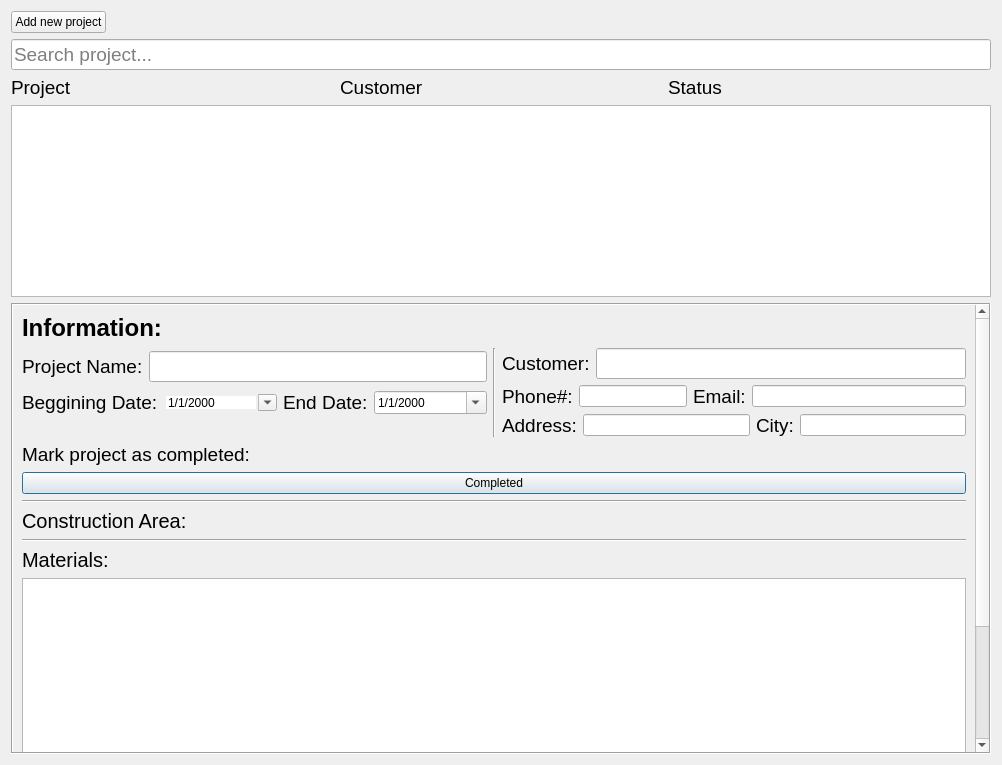
This is app/ui/projectWIdget.ui in viana-vitor/Handie as Qt 5 draws it before an edit. The edited form follows.
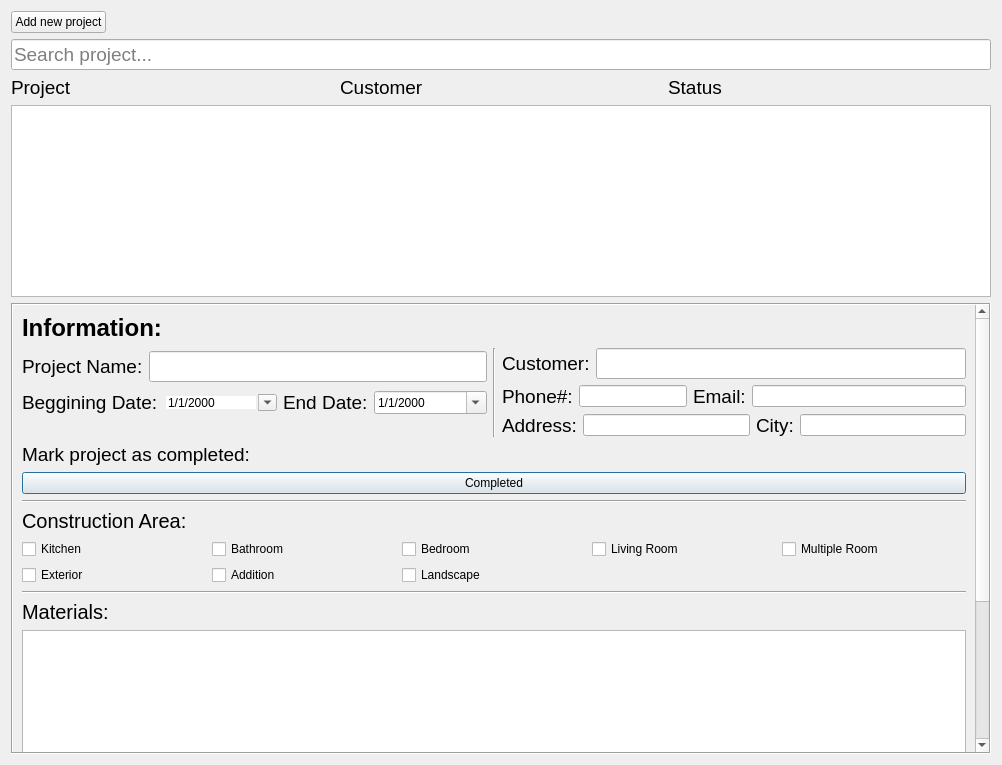
This is the edited form.

Diff of the .ui file:
```diff
--- a/app/ui/projectWIdget.ui
+++ b/app/ui/projectWIdget.ui
@@ -177,9 +177,9 @@
       <property name="geometry">
        <rect>
         <x>0</x>
-        <y>0</y>
+        <y>-123</y>
         <width>959</width>
-        <height>661</height>
+        <height>712</height>
        </rect>
       </property>
       <layout class="QVBoxLayout" name="verticalLayout_2">
@@ -613,6 +613,66 @@
          </property>
         </widget>
        </item>
+       <item>
+        <layout class="QGridLayout" name="gridLayout">
+         <item row="0" column="3">
+          <widget class="QCheckBox" name="livingroomCheck">
+           <property name="text">
+            <string>Living Room</string>
+           </property>
+          </widget>
+         </item>
+         <item row="1" column="1">
+          <widget class="QCheckBox" name="additionCheck">
+           <property name="text">
+            <string>Addition</string>
+           </property>
+          </widget>
+         </item>
+         <item row="0" column="1">
+          <widget class="QCheckBox" name="bathroomCheck">
+           <property name="text">
+            <string>Bathroom</string>
+           </property>
+          </widget>
+         </item>
+         <item row="0" column="0">
+          <widget class="QCheckBox" name="kitchenCheck">
+           <property name="text">
+            <string>Kitchen</string>
+           </property>
+          </widget>
+         </item>
+         <item row="0" column="2">
+          <widget class="QCheckBox" name="bedroomCheck">
+           <property name="text">
+            <string>Bedroom</string>
+           </property>
+          </widget>
+         </item>
+         <item row="1" column="2">
+          <widget class="QCheckBox" name="landscapeCheck">
+           <property name="text">
+            <string>Landscape</string>
+           </property>
+          </widget>
+         </item>
+         <item row="1" column="0">
+          <widget class="QCheckBox" name="exteriorCheck">
+           <property name="text">
+            <string>Exterior</string>
+           </property>
+          </widget>
+         </item>
+         <item row="0" column="4">
+          <widget class="QCheckBox" name="multipleroomCheck">
+           <property name="text">
+            <string>Multiple Room</string>
+           </property>
+          </widget>
+         </item>
+        </layout>
+       </item>
        <item>
         <widget class="Line" name="line_2">
          <property name="orientation">
```
